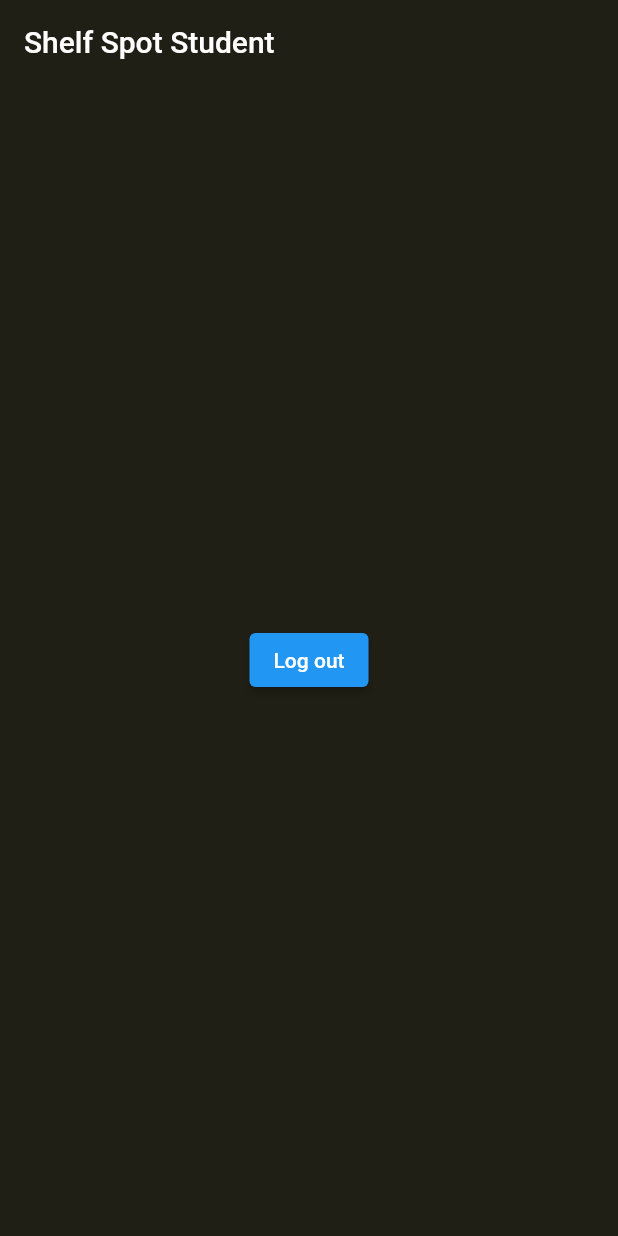
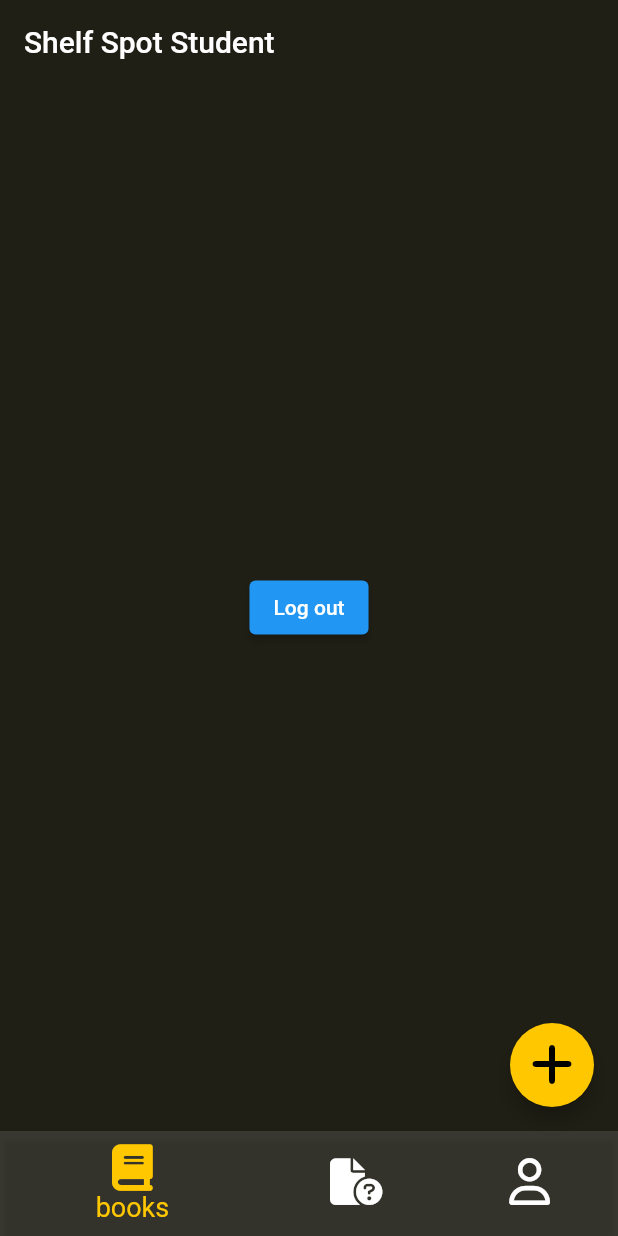
Before and after one commit to Deepak-coder80/ShelfSpot-Frontend, a Flutter app: the StudentHomePage screen opened directly, on a phone screen of 412 x 824 dp. Run offline on Flutter 3.47's test engine with Material 2 defaults, Android fonts, the phone set to English and light mode, and no system bars; our stand-ins replace email_validator, flutter_dotenv, font_awesome_flutter, jwt_decoder, loading_indicator, shared_preferences; accounts and stored records are empty.

Commit message:
student home page bottom navigation bar

```diff
--- a/lib/screens/usersPages/studentPages/student_home.dart
+++ b/lib/screens/usersPages/studentPages/student_home.dart
@@ -1,9 +1,23 @@
 import 'package:flutter/material.dart';
 import 'package:shared_preferences/shared_preferences.dart';
 import 'package:shelfspot/screens/authenticationScreens/login_page.dart';
+import 'package:font_awesome_flutter/font_awesome_flutter.dart';
 
-class StudentHomePage extends StatelessWidget {
+class StudentHomePage extends StatefulWidget {
   const StudentHomePage({Key? key}) : super(key: key);
+
+  @override
+  State<StudentHomePage> createState() => _StudentHomePageState();
+}
+
+class _StudentHomePageState extends State<StudentHomePage> {
+  int _currentIndex = 0;
+
+  void onTapBNB(index) {
+    setState(() {
+      _currentIndex = index;
+    });
+  }
 
   @override
   Widget build(BuildContext context) {
@@ -29,6 +43,49 @@
           child: const Text('Log out'),
         ),
       ),
+      bottomNavigationBar: buildBottomNavigationBar(),
+      floatingActionButton: FloatingActionButton(
+        onPressed: () {},
+        elevation: 5,
+        backgroundColor: const Color(0xFFFFC700),
+        child: const Icon(
+          FontAwesomeIcons.plus,
+          color: Colors.black,
+          size: 32,
+        ),
+      ),
+    );
+  }
+
+  BottomNavigationBar buildBottomNavigationBar() {
+    return BottomNavigationBar(
+      backgroundColor: Colors.white12,
+      items: const [
+        BottomNavigationBarItem(
+          icon: Icon(FontAwesomeIcons.book),
+          label: 'books',
+          backgroundColor: Colors.white12,
+        ),
+
+        BottomNavigationBarItem(
+          icon: Icon(FontAwesomeIcons.fileCircleQuestion),
+          label: 'Qn papers',
+          backgroundColor: Colors.white12,
+        ),
+        BottomNavigationBarItem(
+          icon: Icon(FontAwesomeIcons.user),
+          label: 'profile',
+          backgroundColor: Colors.white12,
+        ),
+      ],
+      iconSize: 31,
+      selectedFontSize: 18,
+      selectedItemColor: const Color(0xFFFFC700),
+      unselectedItemColor: Colors.white,
+      type: BottomNavigationBarType.shifting,
+      elevation: 2,
+      currentIndex: _currentIndex,
+      onTap: onTapBNB,
     );
   }
 }
```
